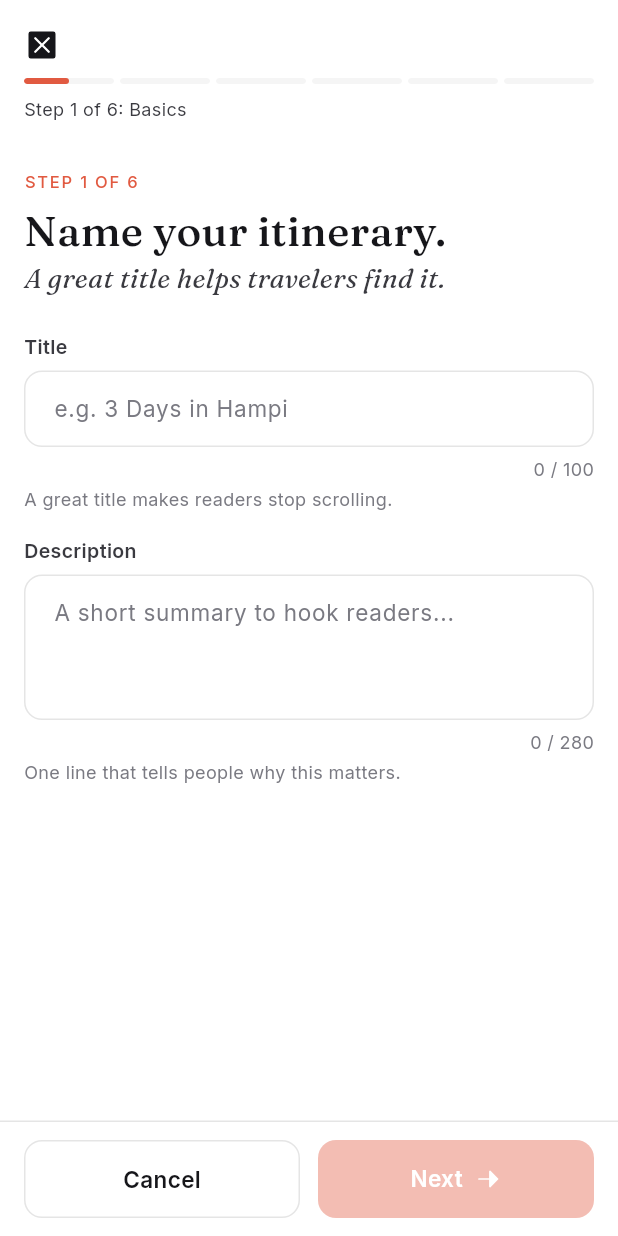
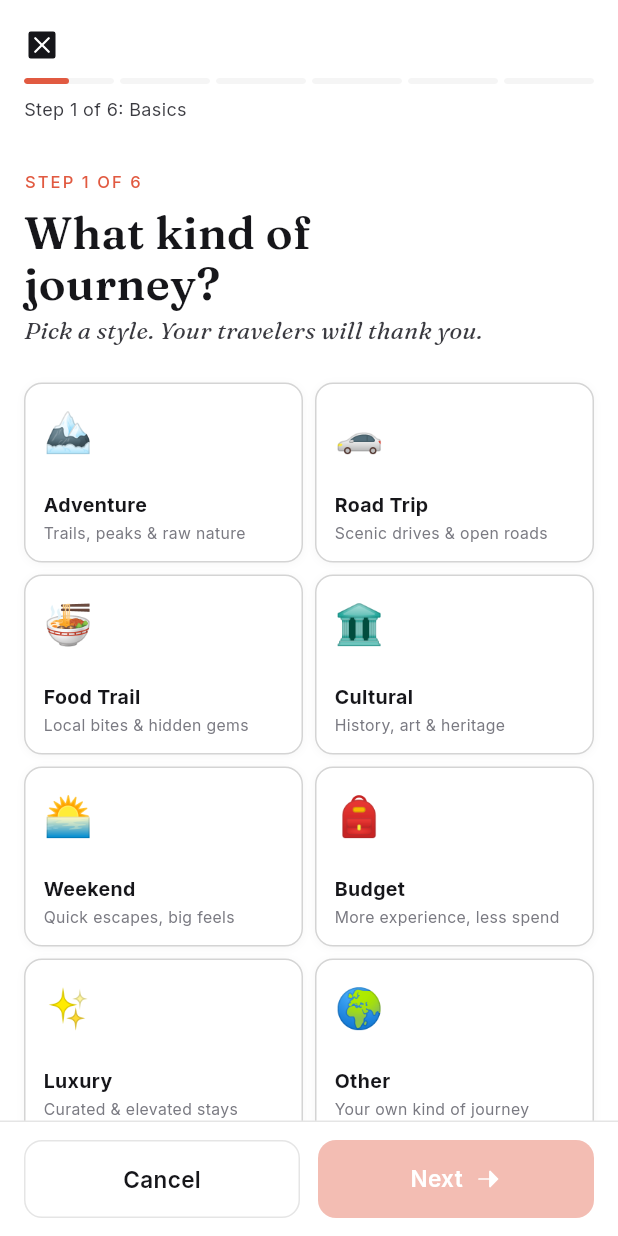
Before and after one commit to Rohitbhakare/creatorhub, a Flutter app: the ContentTypePickerScreen screen opened by its route, after a tap on "Itinerary", on a phone screen of 412 x 824 dp. Run offline on Flutter 3.47's test engine with Material 3 defaults, Android fonts, the phone set to English and light mode, and no system bars; our stand-ins replace cached_network_image, dio, firebase_auth, firebase_core, firebase_messaging, firebase_storage and 13 more; missing offline and left inert: razorpay_flutter; accounts and stored records are empty; network calls fail.

Commit message:
feat(wizard): redesign itinerary Step 1 with editorial category picker
- New ItineraryBasicsStep: 8-category 2×2 animated grid (Adventure, Road
  Trip, Food Trail, Cultural, Weekend, Budget, Luxury, Other) with emoji,
  label, sublabel per card and coral selection state
- AnimatedCrossFade reveals title + description + hashtag chip input (max 5)
  only after a category is selected
- TripOverviewStep: difficulty picker added (Easy 🥾 / Moderate 🏃 / Tough 🧗)
  as animated 3-card row before day-count stepper
- WizardState: difficulty field + setDifficulty(); subCategoryId deselect
  bug fixed (added setSubCategoryId flag to copyWith so null clears field)
- Category required in step-1 validation (canAdvance = false without it)
- 329/329 tests passing; main_shell_test updated (Create is FAB not tab)

Co-Authored-By: Claude Sonnet 4.6 <noreply@anthropic.com>

```diff
--- a/apps/mobile/lib/features/content/providers/wizard_provider.dart
+++ b/apps/mobile/lib/features/content/providers/wizard_provider.dart
@@ -117,6 +117,9 @@ class WizardState {
   // Budget range for itineraries (budget | mid_range | luxury)
   final String? budgetRange;
 
+  // Difficulty level for itineraries (easy | moderate | tough)
+  final String? difficulty;
+
   // Inclusions/exclusions (CRT-FR-024) — for experiences and itineraries
   final List<String> inclusions;
   final List<String> exclusions;
@@ -148,6 +151,7 @@ class WizardState {
     this.tripStyle,
     this.audience,
     this.budgetRange,
+    this.difficulty,
     this.inclusions = const [],
     this.exclusions = const [],
   });
@@ -165,6 +169,7 @@ class WizardState {
     String? description,
     String? body,
     String? vertical,
+    bool setSubCategoryId = false,
     String? subCategoryId,
     List<String>? tags,
     bool setStartingCityId = false,
@@ -188,6 +193,8 @@ class WizardState {
     String? audience,
     bool setBudgetRange = false,
     String? budgetRange,
+    bool setDifficulty = false,
+    String? difficulty,
     List<String>? inclusions,
     List<String>? exclusions,
   }) {
@@ -204,7 +211,7 @@ class WizardState {
       description: description ?? this.description,
       body: body ?? this.body,
       vertical: vertical ?? this.vertical,
-      subCategoryId: subCategoryId ?? this.subCategoryId,
+      subCategoryId: setSubCategoryId ? subCategoryId : this.subCategoryId,
       tags: tags ?? this.tags,
       startingCityId:
           setStartingCityId ? startingCityId : this.startingCityId,
@@ -220,6 +227,7 @@ class WizardState {
       tripStyle: setTripStyle ? tripStyle : this.tripStyle,
       audience: setAudience ? audience : this.audience,
       budgetRange: setBudgetRange ? budgetRange : this.budgetRange,
+      difficulty: setDifficulty ? difficulty : this.difficulty,
       inclusions: inclusions ?? this.inclusions,
       exclusions: exclusions ?? this.exclusions,
     );
@@ -264,6 +272,8 @@ class WizardState {
   List<String> get _itineraryValidationErrors {
     return switch (currentStep) {
       1 => [
+          if (subCategoryId == null || subCategoryId!.isEmpty)
+            'Select a journey style to continue',
           if (title.trim().length < 5) 'Title must be at least 5 characters',
           if (title.trim().length > 100)
             'Title must be 100 characters or less',
@@ -392,6 +402,7 @@ class WizardNotifier extends Notifier<WizardState> {
 
   void setSubCategory(String? id) {
     state = state.copyWith(
+      setSubCategoryId: true,
       subCategoryId: id,
       isDirty: true,
       saveError: null,
@@ -452,6 +463,15 @@ class WizardNotifier extends Notifier<WizardState> {
     state = state.copyWith(
       setBudgetRange: true,
       budgetRange: value,
+      isDirty: true,
+      saveError: null,
+    );
+  }
+
+  void setDifficulty(String? value) {
+    state = state.copyWith(
+      setDifficulty: true,
+      difficulty: value,
       isDirty: true,
       saveError: null,
     );
--- a/apps/mobile/lib/features/content/screens/wizard_shell_screen.dart
+++ b/apps/mobile/lib/features/content/screens/wizard_shell_screen.dart
@@ -22,6 +22,7 @@ import '../widgets/steps/media_step.dart';
 import '../widgets/steps/pricing_step.dart';
 import '../widgets/steps/review_step.dart';
 import '../../posts/widgets/post_media_step.dart';
+import '../../itineraries/widgets/itinerary_basics_step.dart';
 import '../../itineraries/widgets/trip_overview_step.dart';
 import '../../itineraries/screens/day_builder_screen.dart';
 import '../../events/providers/event_wizard_provider.dart';
@@ -542,7 +543,7 @@ class _WizardShellScreenState extends ConsumerState<WizardShellScreen> {
 
   Widget _buildItineraryStep(int step) {
     return switch (step) {
-      1 => const BasicsStep(),
+      1 => const ItineraryBasicsStep(),
       2 => const TripOverviewStep(),
       3 => const DayBuilderStep(),
       4 => const MediaStep(
--- /dev/null
+++ b/apps/mobile/lib/features/itineraries/widgets/itinerary_basics_step.dart
@@ -0,0 +1,569 @@
+import 'package:flutter/material.dart';
+import 'package:flutter/services.dart';
+import 'package:flutter_riverpod/flutter_riverpod.dart';
+import 'package:google_fonts/google_fonts.dart';
+
+import '../../../shared/theme/colors.dart';
+import '../../../shared/theme/spacing.dart';
+import '../../../shared/theme/layout.dart';
+import '../../../shared/components/input.dart';
+import '../../content/providers/wizard_provider.dart';
+
+// ── Category definitions ───────────────────────────────────────────────
+
+class _Category {
+  final String id;
+  final String emoji;
+  final String label;
+  final String sublabel;
+
+  const _Category(this.id, this.emoji, this.label, this.sublabel);
+}
+
+const _categories = [
+  _Category('adventure', '🏔', 'Adventure', 'Trails, peaks & raw nature'),
+  _Category('road_trips', '🚗', 'Road Trip', 'Scenic drives & open roads'),
+  _Category('food_trails', '🍜', 'Food Trail', 'Local bites & hidden gems'),
+  _Category('heritage_culture', '🏛', 'Cultural', 'History, art & heritage'),
+  _Category('weekend_getaway', '🌅', 'Weekend', 'Quick escapes, big feels'),
+  _Category('budget_travel', '🎒', 'Budget', 'More experience, less spend'),
+  _Category('luxury', '✨', 'Luxury', 'Curated & elevated stays'),
+  _Category('other', '🌍', 'Other', 'Your own kind of journey'),
+];
+
+// ── Step widget ────────────────────────────────────────────────────────
+
+class ItineraryBasicsStep extends ConsumerStatefulWidget {
+  const ItineraryBasicsStep({super.key});
+
+  @override
+  ConsumerState<ItineraryBasicsStep> createState() =>
+      _ItineraryBasicsStepState();
+}
+
+class _ItineraryBasicsStepState extends ConsumerState<ItineraryBasicsStep> {
+  late final TextEditingController _titleController;
+  late final TextEditingController _descController;
+  late final TextEditingController _tagController;
+  final _tagFocusNode = FocusNode();
+
+  @override
+  void initState() {
+    super.initState();
+    final wizard = ref.read(wizardProvider);
+    _titleController = TextEditingController(text: wizard.title);
+    _descController = TextEditingController(text: wizard.description);
+    _tagController = TextEditingController();
+  }
+
+  @override
+  void dispose() {
+    _titleController.dispose();
+    _descController.dispose();
+    _tagController.dispose();
+    _tagFocusNode.dispose();
+    super.dispose();
+  }
+
+  void _addTag(String raw) {
+    final tag = raw.trim().replaceAll('#', '').replaceAll(',', '');
+    if (tag.isEmpty) return;
+    final wizard = ref.read(wizardProvider);
+    if (wizard.tags.length >= 5) return;
+    if (wizard.tags.contains(tag)) return;
+    ref.read(wizardProvider.notifier).setTags([...wizard.tags, tag]);
+    _tagController.clear();
+  }
+
+  void _removeTag(String tag) {
+    HapticFeedback.selectionClick();
+    final wizard = ref.read(wizardProvider);
+    ref
+        .read(wizardProvider.notifier)
+        .setTags(wizard.tags.where((t) => t != tag).toList());
+  }
+
+  @override
+  Widget build(BuildContext context) {
+    final wizard = ref.watch(wizardProvider);
+    final selected = wizard.subCategoryId;
+    final hasCategory = selected != null && selected.isNotEmpty;
+
+    return SingleChildScrollView(
+      padding: const EdgeInsets.symmetric(horizontal: Layout.screenPaddingH),
+      child: Column(
+        crossAxisAlignment: CrossAxisAlignment.start,
+        children: [
+          const SizedBox(height: Spacing.xl),
+
+          // ── Editorial header ───────────────────────────────
+          Text(
+            'STEP 1 OF ${wizard.totalSteps}',
+            style: GoogleFonts.inter(
+              fontSize: 11,
+              fontWeight: FontWeight.w500,
+              letterSpacing: 1.4,
+              color: AppColors.coral,
+            ),
+          ),
+          const SizedBox(height: Spacing.sm),
+          Text(
+            'What kind of\njourney?',
+            style: GoogleFonts.fraunces(
+              fontSize: 30,
+              fontWeight: FontWeight.w600,
+              height: 1.12,
+              color: AppColors.ink,
+            ),
+          ),
+          const SizedBox(height: Spacing.xs),
+          Text(
+            'Pick a style. Your travelers will thank you.',
+            style: GoogleFonts.fraunces(
+              fontSize: 16,
+              fontStyle: FontStyle.italic,
+              fontWeight: FontWeight.w400,
+              height: 1.3,
+              color: AppColors.inkSoft,
+            ),
+          ),
+          const SizedBox(height: Spacing.xl),
+
+          // ── Category grid ──────────────────────────────────
+          GridView.count(
+            crossAxisCount: 2,
+            crossAxisSpacing: Spacing.sm,
+            mainAxisSpacing: Spacing.sm,
+            childAspectRatio: 1.55,
+            shrinkWrap: true,
+            physics: const NeverScrollableScrollPhysics(),
+            children: [
+              for (final cat in _categories)
+                _CategoryCard(
+                  category: cat,
+                  isSelected: selected == cat.id,
+                  onTap: () {
+                    HapticFeedback.selectionClick();
+                    ref.read(wizardProvider.notifier).setSubCategory(
+                          selected == cat.id ? null : cat.id,
+                        );
+                  },
+                ),
+            ],
+          ),
+
+          // ── Itinerary details (slide in after category pick) ──
+          AnimatedCrossFade(
+            duration: const Duration(milliseconds: 220),
+            crossFadeState: hasCategory
+                ? CrossFadeState.showSecond
+                : CrossFadeState.showFirst,
+            firstChild: const SizedBox(height: Spacing.xxxl),
+            secondChild: _DetailsSection(
+              titleController: _titleController,
+              descController: _descController,
+              tagController: _tagController,
+              tagFocusNode: _tagFocusNode,
+              tags: wizard.tags,
+              onAddTag: _addTag,
+              onRemoveTag: _removeTag,
+            ),
+          ),
+        ],
+      ),
+    );
+  }
+}
+
+// ── Category card ──────────────────────────────────────────────────────
+
+class _CategoryCard extends StatelessWidget {
+  final _Category category;
+  final bool isSelected;
+  final VoidCallback onTap;
+
+  const _CategoryCard({
+    required this.category,
+    required this.isSelected,
+    required this.onTap,
+  });
+
+  @override
+  Widget build(BuildContext context) {
+    return GestureDetector(
+      onTap: onTap,
+      behavior: HitTestBehavior.opaque,
+      child: AnimatedContainer(
+        duration: const Duration(milliseconds: 160),
+        padding: const EdgeInsets.all(Spacing.md),
+        decoration: BoxDecoration(
+          color: isSelected ? AppColors.primaryTint : AppColors.surface,
+          borderRadius: BorderRadius.circular(Layout.cardRadius),
+          border: Border.all(
+            color: isSelected ? AppColors.coral : AppColors.hairlineStrong,
+            width: isSelected ? 1.5 : 1.0,
+          ),
+          boxShadow: isSelected
+              ? [
+                  BoxShadow(
+                    color: AppColors.coral.withValues(alpha: 0.12),
+                    blurRadius: 8,
+                    offset: const Offset(0, 2),
+                  ),
+                ]
+              : [
+                  const BoxShadow(
+                    color: Color(0x0A16161A),
+                    blurRadius: 4,
+                    offset: Offset(0, 1),
+                  ),
+                ],
+        ),
+        child: Stack(
+          children: [
+            Column(
+              crossAxisAlignment: CrossAxisAlignment.start,
+              children: [
+                Text(
+                  category.emoji,
+                  style: const TextStyle(fontSize: 26),
+                ),
+                const Spacer(),
+                Text(
+                  category.label,
+                  style: GoogleFonts.inter(
+                    fontSize: 13,
+                    fontWeight: FontWeight.w700,
+                    color: isSelected ? AppColors.coral : AppColors.ink,
+                  ),
+                ),
+                const SizedBox(height: 2),
+                Text(
+                  category.sublabel,
+                  style: GoogleFonts.inter(
+                    fontSize: 10.5,
+                    fontWeight: FontWeight.w400,
+                    color: AppColors.inkMuted,
+                    height: 1.3,
+                  ),
+                  maxLines: 1,
+                  overflow: TextOverflow.ellipsis,
+                ),
+              ],
+            ),
+            if (isSelected)
+              Positioned(
+                top: 0,
+                right: 0,
+                child: Container(
+                  width: 18,
+                  height: 18,
+                  decoration: const BoxDecoration(
+                    color: AppColors.coral,
+                    shape: BoxShape.circle,
+                  ),
+                  child: const Icon(
+                    Icons.check,
+                    size: 11,
+                    color: Colors.white,
+                  ),
+                ),
+              ),
+          ],
+        ),
+      ),
+    );
+  }
+}
+
+// ── Details section (title + description + tags) ───────────────────────
+
+class _DetailsSection extends ConsumerWidget {
+  final TextEditingController titleController;
+  final TextEditingController descController;
+  final TextEditingController tagController;
+  final FocusNode tagFocusNode;
+  final List<String> tags;
+  final ValueChanged<String> onAddTag;
+  final ValueChanged<String> onRemoveTag;
+
+  const _DetailsSection({
+    required this.titleController,
+    required this.descController,
+    required this.tagController,
+    required this.tagFocusNode,
+    required this.tags,
+    required this.onAddTag,
+    required this.onRemoveTag,
+  });
+
+  @override
+  Widget build(BuildContext context, WidgetRef ref) {
+    final wizard = ref.watch(wizardProvider);
+
+    return Column(
+      crossAxisAlignment: CrossAxisAlignment.start,
+      children: [
+        const SizedBox(height: Spacing.xl),
+
+        // Divider with label
+        Row(
+          children: [
+            Expanded(
+              child: Container(
+                height: 1,
+                color: AppColors.hairline,
+              ),
+            ),
+            Padding(
+              padding:
+                  const EdgeInsets.symmetric(horizontal: Spacing.md),
+              child: Text(
+                'ABOUT YOUR JOURNEY',
+                style: GoogleFonts.inter(
+                  fontSize: 10,
+                  fontWeight: FontWeight.w600,
+                  letterSpacing: 1.2,
+                  color: AppColors.inkFaint,
+                ),
+              ),
+            ),
+            Expanded(
+              child: Container(
+                height: 1,
+                color: AppColors.hairline,
+              ),
+            ),
+          ],
+        ),
+        const SizedBox(height: Spacing.xl),
+
+        // Title
+        _FieldLabel('Title'),
+        const SizedBox(height: Spacing.xs),
+        AppInput(
+          controller: titleController,
+          hint: 'e.g. 3 Days in Coorg — A Planter\'s Trail',
+          maxLength: 100,
+          textInputAction: TextInputAction.next,
+          onChanged: ref.read(wizardProvider.notifier).setTitle,
+          errorText: wizard.title.trim().isNotEmpty &&
+                  wizard.title.trim().length < 5
+              ? 'At least 5 characters required'
+              : null,
+        ),
+        const SizedBox(height: Spacing.xs),
+        Text(
+          'A great title stops the scroll.',
+          style: GoogleFonts.inter(
+            fontSize: 11.5,
+            color: AppColors.inkMuted,
+          ),
+        ),
+
+        const SizedBox(height: Spacing.lg),
+
+        // Description
+        _FieldLabel('Description'),
+        const SizedBox(height: Spacing.xs),
+        AppInput(
+          controller: descController,
+          hint: 'The one line that makes someone want to go.',
+          maxLines: 3,
+          maxLength: 280,
+          textInputAction: TextInputAction.next,
+          onChanged: ref.read(wizardProvider.notifier).setDescription,
+        ),
+
+        const SizedBox(height: Spacing.lg),
+
+        // Tags
+        Row(
+          children: [
+            _FieldLabel('Hashtags'),
+            const SizedBox(width: Spacing.sm),
+            Container(
+              padding: const EdgeInsets.symmetric(
+                  horizontal: Spacing.sm, vertical: 2),
+              decoration: BoxDecoration(
+                color: AppColors.surfaceAlt,
+                borderRadius: BorderRadius.circular(4),
+              ),
+              child: Text(
+                '${tags.length}/5',
+                style: GoogleFonts.inter(
+                  fontSize: 10.5,
+                  fontWeight: FontWeight.w500,
+                  color: AppColors.inkMuted,
+                ),
+              ),
+            ),
+          ],
+        ),
+        const SizedBox(height: Spacing.xs),
+
+        // Tag chips
+        if (tags.isNotEmpty) ...[
+          Wrap(
+            spacing: Spacing.sm,
+            runSpacing: Spacing.sm,
+            children: [
+              for (final tag in tags)
+                _TagChip(tag: tag, onRemove: () => onRemoveTag(tag)),
+            ],
+          ),
+          const SizedBox(height: Spacing.sm),
+        ],
+
+        // Tag input (hidden when max reached)
+        if (tags.length < 5)
+          _TagInput(
+            controller: tagController,
+            focusNode: tagFocusNode,
+            onSubmit: onAddTag,
+          ),
+
+        const SizedBox(height: Spacing.xxxl + Spacing.xl),
+      ],
+    );
+  }
+}
+
+// ── Small helper widgets ───────────────────────────────────────────────
+
+class _FieldLabel extends StatelessWidget {
+  final String text;
+  const _FieldLabel(this.text);
+
+  @override
+  Widget build(BuildContext context) {
+    return Text(
+      text,
+      style: GoogleFonts.inter(
+        fontSize: 12,
+        fontWeight: FontWeight.w600,
+        color: AppColors.inkSoft,
+        letterSpacing: 0.2,
+      ),
+    );
+  }
+}
+
+class _TagChip extends StatelessWidget {
+  final String tag;
+  final VoidCallback onRemove;
+
+  const _TagChip({required this.tag, required this.onRemove});
+
+  @override
+  Widget build(BuildContext context) {
+    return Container(
+      padding: const EdgeInsets.symmetric(
+        horizontal: Spacing.md,
+        vertical: Spacing.xs + 2,
+      ),
+      decoration: BoxDecoration(
+        color: AppColors.surfaceAlt,
+        borderRadius: BorderRadius.circular(Layout.chipRadius),
+        border: Border.all(color: AppColors.hairline),
+      ),
+      child: Row(
+        mainAxisSize: MainAxisSize.min,
+        children: [
+          Text(
+            '#$tag',
+            style: GoogleFonts.inter(
+              fontSize: 13,
+              fontWeight: FontWeight.w500,
+              color: AppColors.ink,
+            ),
+          ),
+          const SizedBox(width: Spacing.xs),
+          GestureDetector(
+            onTap: onRemove,
+            behavior: HitTestBehavior.opaque,
+            child: const Padding(
+              padding: EdgeInsets.only(left: 2),
+              child: Icon(
+                Icons.close,
+                size: 14,
+                color: AppColors.inkMuted,
+              ),
+            ),
+          ),
+        ],
+      ),
+    );
+  }
+}
+
+class _TagInput extends StatelessWidget {
+  final TextEditingController controller;
+  final FocusNode focusNode;
+  final ValueChanged<String> onSubmit;
+
+  const _TagInput({
+    required this.controller,
+    required this.focusNode,
+    required this.onSubmit,
+  });
+
+  @override
+  Widget build(BuildContext context) {
+    return TextField(
+      controller: controller,
+      focusNode: focusNode,
+      textInputAction: TextInputAction.done,
+      style: GoogleFonts.inter(
+        fontSize: 14,
+        color: AppColors.ink,
+      ),
+      decoration: InputDecoration(
+        hintText: 'e.g. Coorg, monsoon, photography',
+        hintStyle: GoogleFonts.inter(
+          fontSize: 14,
+          color: AppColors.inkFaint,
+        ),
+        prefixText: '# ',
+        prefixStyle: GoogleFonts.inter(
+          fontSize: 14,
+          fontWeight: FontWeight.w500,
+          color: AppColors.inkMuted,
+        ),
+        filled: true,
+        fillColor: AppColors.surfaceAlt,
+        contentPadding: const EdgeInsets.symmetric(
+          horizontal: Spacing.md,
+          vertical: Spacing.md,
+        ),
+        border: OutlineInputBorder(
+          borderRadius: BorderRadius.circular(Layout.inputRadius),
+          borderSide: const BorderSide(color: AppColors.hairline),
+        ),
+        enabledBorder: OutlineInputBorder(
+          borderRadius: BorderRadius.circular(Layout.inputRadius),
+          borderSide: const BorderSide(color: AppColors.hairline),
+        ),
+        focusedBorder: OutlineInputBorder(
+          borderRadius: BorderRadius.circular(Layout.inputRadius),
+          borderSide:
+              const BorderSide(color: AppColors.ink, width: 1.5),
+        ),
+        counterText: '',
+        suffixIcon: GestureDetector(
+          onTap: () => onSubmit(controller.text),
+          child: const Padding(
+            padding: EdgeInsets.all(Spacing.md),
+            child: Icon(Icons.add, size: 18, color: AppColors.coral),
+          ),
+        ),
+      ),
+      onSubmitted: onSubmit,
+      onChanged: (val) {
+        if (val.endsWith(',') || val.endsWith(' ')) {
+          onSubmit(val);
+        }
+      },
+    );
+  }
+}
--- a/apps/mobile/lib/features/studio/screens/earnings_screen.dart
+++ b/apps/mobile/lib/features/studio/screens/earnings_screen.dart
@@ -6,7 +6,6 @@ import 'package:go_router/go_router.dart';
 import 'package:phosphor_flutter/phosphor_flutter.dart';
 
 import '../../../shared/components/app_header.dart';
-import '../../../shared/components/button.dart';
 import '../../../shared/components/empty_state.dart';
 import '../../../shared/components/skeleton.dart';
 import '../../../shared/theme/colors.dart';
```
Also changed, not shown: apps/mobile/lib/features/itineraries/widgets/trip_overview_step.dart (+124 -0 lines), 5 other files.
